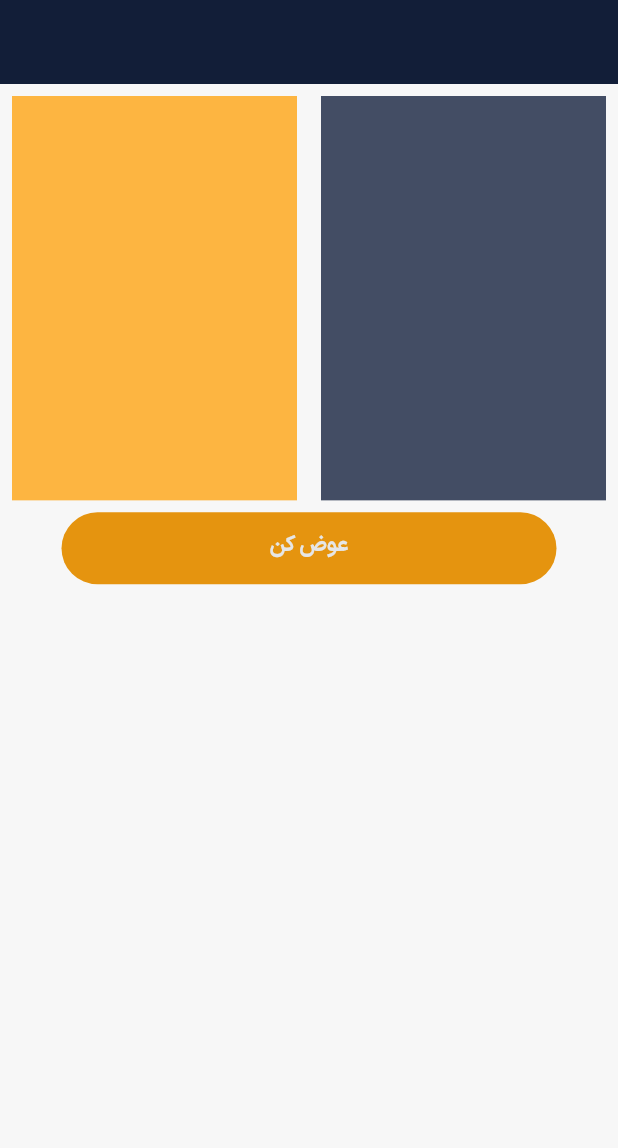
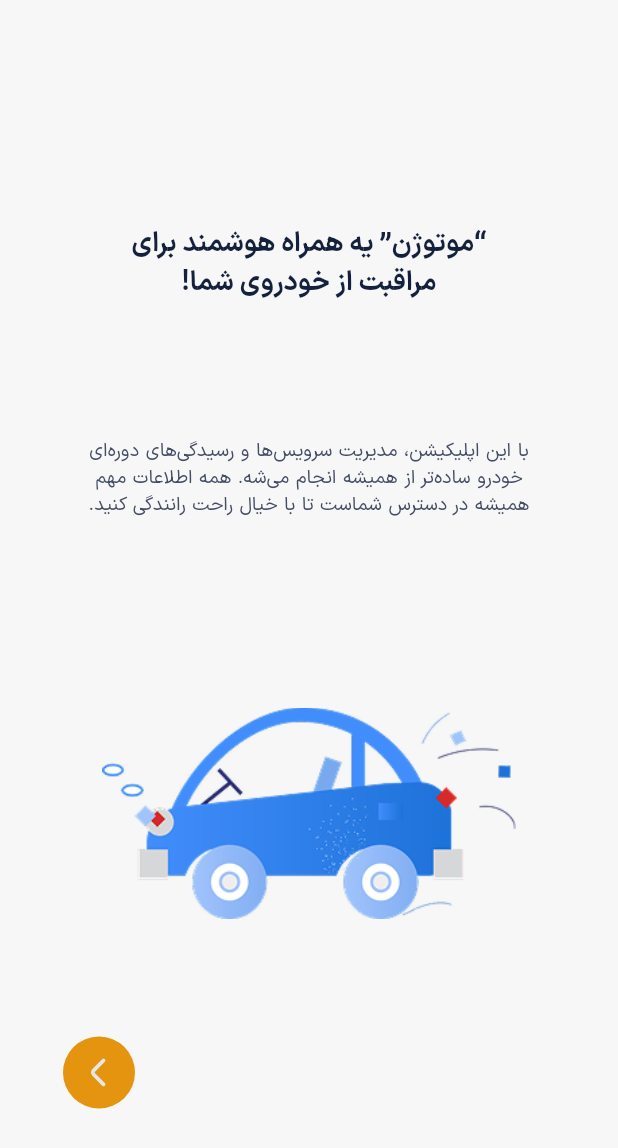
Before and after one commit to Mahan-Saljoughian/MotoGen, a Flutter app: the screen it shows after launch, on a phone screen of 412 x 824 dp. Shown: the top 1148 px of the screen. Run offline on Flutter 3.47's test engine with Material 3 defaults, Android fonts, the phone set to English and light mode, and no system bars; our stand-ins replace flutter_riverpod, flutter_screenutil, flutter_svg, shared_preferences.

Commit message:
created first 3 onboarding pages , added validation

```diff
--- a/lib/main.dart
+++ b/lib/main.dart
@@ -1,16 +1,19 @@
 import 'package:flutter/material.dart';
 import 'package:flutter_localizations/flutter_localizations.dart';
+import 'package:flutter_riverpod/flutter_riverpod.dart';
 import 'package:flutter_screenutil/flutter_screenutil.dart';
 import 'package:motogen/core/constants/app_colors.dart';
-import 'package:motogen/views/learn.dart';
+import 'package:motogen/views/onboarding/onboarding_page_1.dart';
 
 void main() {
   runApp(
-    ScreenUtilInit(
-      designSize: Size(412, 917),
-      minTextAdapt: true,
-      splitScreenMode: true,
-      builder: (_, child) => MyApp(),
+    ProviderScope(
+      child: ScreenUtilInit(
+        designSize: Size(412, 917),
+        minTextAdapt: true,
+        splitScreenMode: true,
+        builder: (_, child) => MyApp(),
+      ),
     ),
   );
 }
@@ -31,10 +34,11 @@
       localizationsDelegates: const [
         GlobalMaterialLocalizations.delegate,
         GlobalWidgetsLocalizations.delegate,
+        GlobalCupertinoLocalizations.delegate,
       ],
       debugShowCheckedModeBanner: false,
       title: 'MotoGen',
-      home: Learn(),
+      home: OnboardingPage1(),
     );
   }
 }
--- a/lib/views/learn.dart
+++ b/lib/views/learn.dart
@@ -1,7 +1,8 @@
 import 'package:flutter/material.dart';
 import 'package:flutter_screenutil/flutter_screenutil.dart';
 import 'package:motogen/core/constants/app_colors.dart';
-import 'package:motogen/views/widgets/button.dart';
+import 'package:motogen/views/widgets/normalButton.dart';
+import 'package:motogen/views/widgets/onboarding_button.dart';
 
 class Learn extends StatefulWidget {
   const Learn({super.key});
@@ -46,7 +47,7 @@
                 ),
               ],
             ),
-            Button(
+            Normalbutton(
               text: "عوض کن",
               onPressed: () => setState(() {
                 toggle = !toggle;
--- /dev/null
+++ b/lib/views/onboarding/onboarding_page_1.dart
@@ -0,0 +1,94 @@
+import 'package:flutter/material.dart';
+import 'package:flutter_screenutil/flutter_screenutil.dart';
+import 'package:flutter_svg/flutter_svg.dart';
+import 'package:motogen/core/constants/app_colors.dart';
+import 'package:motogen/views/onboarding/onboarding_page_2.dart';
+import 'package:motogen/views/widgets/onboarding_button.dart';
+
+class OnboardingPage1 extends StatelessWidget {
+  const OnboardingPage1({super.key});
+
+  @override
+  Widget build(BuildContext context) {
+    return Scaffold(
+      resizeToAvoidBottomInset: false,
+      body: SafeArea(
+        child: Padding(
+          padding: const EdgeInsets.only(top: 150),
+          child: Center(
+            child: Column(
+              children: [
+                Container(
+                  width: 250.w,
+                  height: 60.h,
+                  child: Text(
+                    "“موتوژن” یه همراه هوشمند برای مراقبت از خودروی شما!",
+                    textAlign: TextAlign.center,
+
+                    style: TextStyle(
+                      color: AppColors.blue500,
+                      fontSize: 20.sp,
+                      fontWeight: FontWeight.w700,
+                    ),
+                  ),
+                ),
+
+                SizedBox(height: 98.h),
+
+                Container(
+                  width: 316.w,
+                  height: 84.h,
+                  child: Text(
+                    "با این اپلیکیشن، مدیریت سرویس‌ها و رسیدگی‌های دوره‌ای خودرو ساده‌تر از همیشه انجام می‌شه. همه اطلاعات مهم همیشه در دسترس شماست تا با خیال راحت رانندگی کنید.",
+                    textAlign: TextAlign.center,
+                    style: TextStyle(
+                      color: AppColors.blue400,
+                      fontSize: 14.sp,
+                      fontWeight: FontWeight.w400,
+                    ),
+                  ),
+                ),
+
+                SizedBox(height: 116.h),
+
+                Image.asset(
+                  "assets/images/car.png",
+                  width: 300.w,
+                  height: 157.h,
+                ),
+
+                SizedBox(height: 87.h),
+
+                Padding(
+                  padding: const EdgeInsets.only(right: 280),
+                  child: GestureDetector(
+                    onTap: () {
+                      Navigator.of(context).push(
+                        MaterialPageRoute(
+                          builder: (context) => OnboardingPage2(),
+                        ),
+                      );
+                    },
+
+                    child: Container(
+                      width: 48,
+                      height: 48,
+                      padding: EdgeInsets.all(12),
+                      decoration: BoxDecoration(
+                        color: AppColors.orange600,
+                        borderRadius: BorderRadius.circular(50),
+                      ),
+                      child: SvgPicture.asset(
+                        "assets/icons/arrow-left.svg",
+                      ),
+                    ),
+                  ),
+                ),
+              ],
+            ),
+          ),
+        ),
+      ),
+    );
+  }
+}
--- a/lib/views/widgets/button.dart
+++ b/lib/views/widgets/normalButton.dart
@@ -1,15 +1,16 @@
 import 'package:flutter/material.dart';
+import 'package:flutter_riverpod/flutter_riverpod.dart';
 import 'package:flutter_screenutil/flutter_screenutil.dart';
 import 'package:motogen/core/constants/app_colors.dart';
 
-class Button extends StatelessWidget {
+class Normalbutton extends ConsumerWidget {
   final String text;
   final VoidCallback onPressed;
 
-  const Button({super.key, required this.text, required this.onPressed});
+  const Normalbutton({super.key, required this.onPressed, required this.text});
 
   @override
-  Widget build(BuildContext context) {
+  Widget build(BuildContext context, WidgetRef ref) {
     return GestureDetector(
       onTap: onPressed,
       child: Container(
```
Also changed, not shown: lib/viewmodels/personal_info_view_model.dart (added, +82 -0 lines), lib/views/onboarding/onboarding_indicator.dart (added, +113 -0 lines), lib/views/onboarding/onboarding_page_2.dart (added, +76 -0 lines), lib/views/onboarding/personal_info_screen.dart (added, +130 -0 lines), lib/views/widgets/onboarding_button.dart (added, +52 -0 lines), pubspec.yaml (+7 -3 lines), assets/icons/arrow-left.svg (added), assets/images/Need technical inspection.png (added), assets/images/car.png (added), pubspec.lock, 2 other files.
